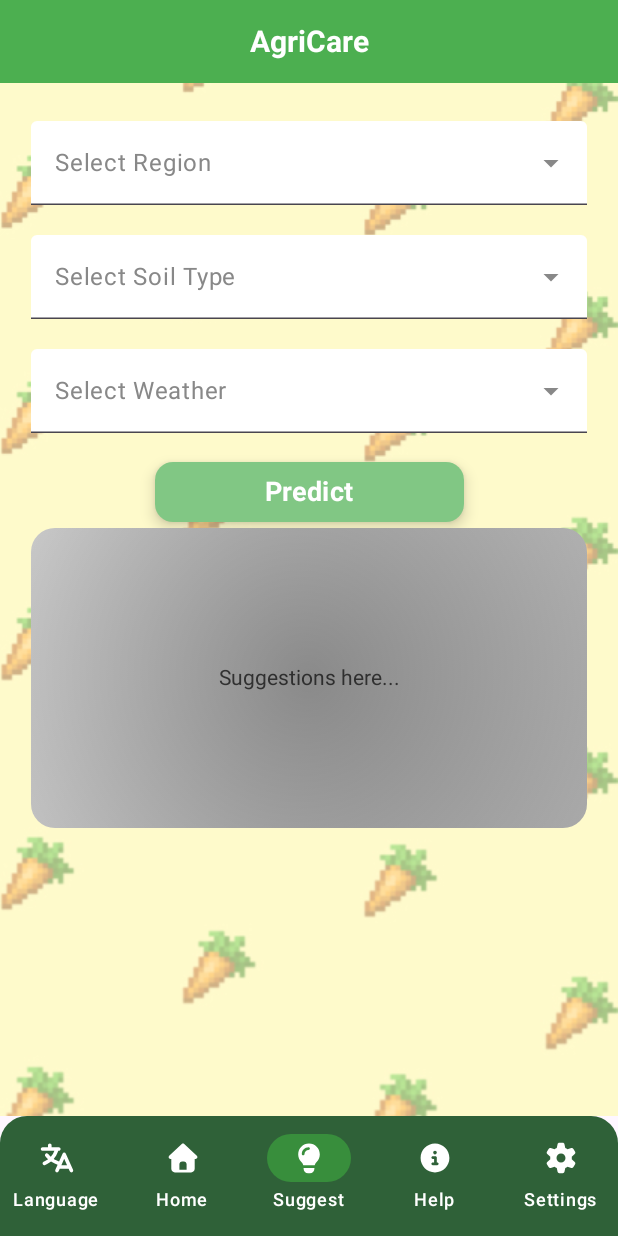
After one commit to ameybhogle12/AgriCare, an Android app built with Jetpack Compose: the composable SmartSuggestions shown on its own in the app's theme, on a phone screen of 412 x 824 dp. The commit adds this screen. Run offline under Robolectric (Android 15) with nearby library versions, the phone set to English and light mode, and no system bars.

Commit message:
Suggestion Screen (in progress)

```diff
--- a/app/src/main/java/amey/bhogle/agricare/MainActivity.kt
+++ b/app/src/main/java/amey/bhogle/agricare/MainActivity.kt
@@ -8,11 +8,9 @@ import androidx.annotation.DrawableRes
 import androidx.compose.foundation.Image
 import androidx.compose.foundation.background
 import androidx.compose.foundation.clickable
-import androidx.compose.foundation.layout.Arrangement
 import androidx.compose.foundation.layout.Box
 import androidx.compose.foundation.layout.Column
 import androidx.compose.foundation.layout.PaddingValues
-import androidx.compose.foundation.layout.Row
 import androidx.compose.foundation.layout.Spacer
 import androidx.compose.foundation.layout.fillMaxSize
 import androidx.compose.foundation.layout.fillMaxWidth
@@ -27,7 +25,6 @@ import androidx.compose.material3.ElevatedButton
 import androidx.compose.material3.Icon
 import androidx.compose.material3.MaterialTheme
 import androidx.compose.material3.NavigationBar
-import androidx.compose.material3.NavigationBarDefaults
 import androidx.compose.material3.NavigationBarItem
 import androidx.compose.material3.NavigationBarItemDefaults
 import androidx.compose.material3.Scaffold
@@ -311,7 +308,7 @@ fun BottomNavBar(selectedItem: String, onItemSelected: (String) -> Unit){
     }
 }
 
-@Preview(showBackground = true)
+//@Preview(showBackground = true)
 @Composable
 fun DefaultPreview() {
     MaterialTheme {
--- /dev/null
+++ b/app/src/main/java/amey/bhogle/agricare/SmartSuggestions.kt
@@ -0,0 +1,317 @@
+package amey.bhogle.agricare
+
+import androidx.compose.foundation.Image
+import androidx.compose.foundation.background
+import androidx.compose.foundation.layout.Box
+import androidx.compose.foundation.layout.BoxScope
+import androidx.compose.foundation.layout.Column
+import androidx.compose.foundation.layout.Spacer
+import androidx.compose.foundation.layout.fillMaxSize
+import androidx.compose.foundation.layout.fillMaxWidth
+import androidx.compose.foundation.layout.height
+import androidx.compose.foundation.layout.padding
+import androidx.compose.foundation.rememberScrollState
+import androidx.compose.foundation.shape.RoundedCornerShape
+import androidx.compose.foundation.verticalScroll
+import androidx.compose.material3.ButtonDefaults
+import androidx.compose.material3.DropdownMenuItem
+import androidx.compose.material3.ElevatedButton
+import androidx.compose.material3.ExperimentalMaterial3Api
+import androidx.compose.material3.ExposedDropdownMenuBox
+import androidx.compose.material3.ExposedDropdownMenuDefaults
+import androidx.compose.material3.MaterialTheme
+import androidx.compose.material3.MenuAnchorType
+import androidx.compose.material3.Scaffold
+import androidx.compose.material3.Surface
+import androidx.compose.material3.Text
+import androidx.compose.material3.TextField
+import androidx.compose.runtime.Composable
+import androidx.compose.runtime.getValue
+import androidx.compose.runtime.mutableStateOf
+import androidx.compose.runtime.remember
+import androidx.compose.runtime.setValue
+import androidx.compose.ui.Alignment
+import androidx.compose.ui.Modifier
+import androidx.compose.ui.draw.clip
+import androidx.compose.ui.draw.drawWithContent
+import androidx.compose.ui.geometry.CornerRadius
+import androidx.compose.ui.graphics.BlendMode
+import androidx.compose.ui.graphics.Brush
+import androidx.compose.ui.graphics.Color
+import androidx.compose.ui.layout.ContentScale
+import androidx.compose.ui.res.painterResource
+import androidx.compose.ui.text.font.FontWeight
+import androidx.compose.ui.tooling.preview.Preview
+import androidx.compose.ui.unit.dp
+import androidx.compose.ui.unit.sp
+import androidx.compose.ui.zIndex
+import androidx.navigation.NavController
+import androidx.navigation.compose.rememberNavController
+
+@OptIn(ExperimentalMaterial3Api::class)
+@Composable
+fun SmartSuggestions(navController: NavController){
+    val regionOptions = listOf("Region 1", "Region 2", "Region 3")
+    val soilOptions = listOf("Sandy", "Loamy", "Clayey", "Silty")
+    val weatherOptions = listOf("Sunny", "Rainy", "Cloudy", "Cold")
+
+    var selectedRegion by remember { mutableStateOf("") }
+    var expandedRegion by remember { mutableStateOf(false) }
+
+    var selectedSoil by remember { mutableStateOf("") }
+    var expandedSoil by remember { mutableStateOf(false) }
+
+    var selectedWeather by remember { mutableStateOf("") }
+    var expandedWeather by remember { mutableStateOf(false) }
+
+    Scaffold(
+        bottomBar = {
+            BottomNavBar(selectedItem = "Suggest") {selected ->
+                when (selected) {
+                    "Home" -> navController.navigate("home")
+                    "Suggest" -> navController.navigate("smart_suggestions")
+                    "Language" -> navController.navigate("language")
+                    "Help" -> navController.navigate("help")
+                    "Settings" -> navController.navigate("settings")
+                }
+            }
+        }
+    ) { innerPadding ->
+        Box(modifier = Modifier.fillMaxSize()
+            .padding(innerPadding)
+        ) {
+            Image(
+                painter = painterResource(id = R.drawable.background),
+                contentDescription = "BackGround Image",
+                modifier = Modifier.fillMaxSize(),
+                contentScale = ContentScale.Crop
+            )
+            Column(
+                modifier = Modifier
+                    .fillMaxSize()
+                    .zIndex(1f)
+                    .verticalScroll(rememberScrollState()),
+                horizontalAlignment = Alignment.CenterHorizontally
+            ) {
+                Box(
+                    modifier = Modifier
+                        .fillMaxWidth()
+                        .background(Color(0xFF4CAF50))
+                        .padding(16.dp),
+                    contentAlignment = Alignment.Center
+                ) {
+                    Text(
+                        text = "AgriCare",
+                        color = Color.White,
+                        fontSize = 20.sp,
+                        fontWeight = FontWeight.Bold
+                    )
+                }
+
+                Spacer(modifier = Modifier.height(25.dp))
+
+                ExposedDropdownMenuBox(
+                    expanded = expandedRegion,
+                    onExpandedChange = { expandedRegion = !expandedRegion }
+                ) {
+                    TextField(
+                        value = selectedRegion,
+                        onValueChange = {},
+                        readOnly = true,
+                        label = { Text("Select Region") },
+                        trailingIcon = { ExposedDropdownMenuDefaults.TrailingIcon(expanded = expandedRegion) },
+                        modifier = Modifier
+                            .menuAnchor(MenuAnchorType.PrimaryNotEditable, enabled = true)
+                            .fillMaxWidth(0.9f),
+                        colors = ExposedDropdownMenuDefaults.textFieldColors(
+                            focusedContainerColor = Color.White,
+                            unfocusedContainerColor = Color.White,
+                            disabledContainerColor = Color.White,
+                            focusedLabelColor = Color(0xFF4CAF50), // Green when active
+                            unfocusedLabelColor = Color.Gray,
+                            focusedTrailingIconColor = Color(0xFF4CAF50),
+                            unfocusedTrailingIconColor = Color.Gray
+                        )
+                    )
+                    ExposedDropdownMenu(
+                        expanded = expandedRegion,
+                        onDismissRequest = { expandedRegion = false }
+                    ) {
+                        regionOptions.forEach { region ->
+                            DropdownMenuItem(
+                                text = { Text(region) },
+                                onClick = {
+                                    selectedRegion = region
+                                    expandedRegion = false
+                                }
+                            )
+                        }
+                    }
+                }
+
+                Spacer(modifier = Modifier.height(20.dp))
+                // SOIL TYPE DROPDOWN
+                ExposedDropdownMenuBox(
+                    expanded = expandedSoil,
+                    onExpandedChange = { expandedSoil = !expandedSoil }
+                ) {
+                    TextField(
+                        value = selectedSoil,
+                        onValueChange = {},
+                        readOnly = true,
+                        label = { Text("Select Soil Type") },
+                        trailingIcon = { ExposedDropdownMenuDefaults.TrailingIcon(expanded = expandedSoil) },
+                        modifier = Modifier
+                            .menuAnchor(MenuAnchorType.PrimaryNotEditable, enabled = true)
+                            .fillMaxWidth(0.9f),
+                        colors = ExposedDropdownMenuDefaults.textFieldColors(
+                            focusedContainerColor = Color.White,
+                            unfocusedContainerColor = Color.White,
+                            disabledContainerColor = Color.White,
+                            focusedLabelColor = Color(0xFF4CAF50), // Green when active
+                            unfocusedLabelColor = Color.Gray,
+                            focusedTrailingIconColor = Color(0xFF4CAF50),
+                            unfocusedTrailingIconColor = Color.Gray
+                        )
+                    )
+                    ExposedDropdownMenu(
+                        expanded = expandedSoil,
+                        onDismissRequest = { expandedSoil = false }
+                    ) {
+                        soilOptions.forEach { soil ->
+                            DropdownMenuItem(
+                                text = { Text(soil) },
+                                onClick = {
+                                    selectedSoil = soil
+                                    expandedSoil = false
+                                }
+                            )
+                        }
+                    }
+                }
+
+                Spacer(modifier = Modifier.height(20.dp))
+
+                // WEATHER DROPDOWN
+                ExposedDropdownMenuBox(
+                    expanded = expandedWeather,
+                    onExpandedChange = { expandedWeather = !expandedWeather }
+                ) {
+                    TextField(
+                        value = selectedWeather,
+                        onValueChange = {},
+                        readOnly = true,
+                        label = { Text("Select Weather") },
+                        trailingIcon = { ExposedDropdownMenuDefaults.TrailingIcon(expanded = expandedWeather) },
+                        modifier = Modifier
+                            .menuAnchor(MenuAnchorType.PrimaryNotEditable, enabled = true)
+                            .fillMaxWidth(0.9f),
+                        colors = ExposedDropdownMenuDefaults.textFieldColors(
+                            focusedContainerColor = Color.White,
+                            unfocusedContainerColor = Color.White,
+                            disabledContainerColor = Color.White,
+                            focusedLabelColor = Color(0xFF4CAF50), // Green when active
+                            unfocusedLabelColor = Color.Gray,
+                            focusedTrailingIconColor = Color(0xFF4CAF50),
+                            unfocusedTrailingIconColor = Color.Gray
+                        )
+                    )
+                    ExposedDropdownMenu(
+                        expanded = expandedWeather,
+                        onDismissRequest = { expandedWeather = false }
+                    ) {
+                        weatherOptions.forEach { weather ->
+                            DropdownMenuItem(
+                                text = { Text(weather) },
+                                onClick = {
+                                    selectedWeather = weather
+                                    expandedWeather = false
+                                }
+                            )
+                        }
+                    }
+                }
+
+                Spacer(modifier = Modifier.height(15.dp))
+                //Predict Button
+                ElevatedButton(
+                    onClick = {
+                        // TODO: Call your ML model or prediction logic here
+                    },
+                    modifier = Modifier.fillMaxWidth(0.5f),
+                    shape = RoundedCornerShape(12.dp),
+                    colors = ButtonDefaults.elevatedButtonColors(
+                        containerColor = Color(0xFF81C784), // Green background
+                        contentColor = Color.White          // White text
+                    ),
+                    elevation = ButtonDefaults.elevatedButtonElevation(
+                        defaultElevation = 6.dp,
+                        pressedElevation = 10.dp
+                    )
+                ) {
+                    Text(
+                        text = "Predict",
+                        fontSize = 18.sp,
+                        fontWeight = FontWeight.Bold
+                    )
+                }
+
+                InnerShadowBox(
+                    modifier = Modifier
+                        .fillMaxWidth(0.9f)
+                        .height(200.dp)
+                ) {
+                    Text("Suggestions here...", color = Color.DarkGray)
+                }
+            }
+        }
+    }
+}
+
+//Inner shadow for Suggestion box
+@Composable
+fun InnerShadowBox(
+    modifier: Modifier = Modifier,
+    content: @Composable BoxScope.() -> Unit
+) {
+    Box(
+        modifier = modifier
+            .background(
+                brush = Brush.linearGradient(
+                    colors = listOf(
+                        Color(0xFFE0E0E0), // light gray center
+                        Color(0xFFBDBDBD)  // darker edges
+                    )
+                ),
+                shape = RoundedCornerShape(16.dp)
+            )
+            .drawWithContent {
+                drawContent()
+                drawRoundRect(
+                    brush = Brush.radialGradient(
+                        colors = listOf(Color(0x55000000), Color.Transparent),
+                        center = center,
+                        radius = size.maxDimension / 1.2f
+                    ),
+                    cornerRadius = CornerRadius(16.dp.toPx(), 16.dp.toPx()),
+                    blendMode = BlendMode.Multiply // darkens only edges
+                )
+            }
+            .padding(16.dp),
+        contentAlignment = Alignment.Center
+    ) {
+        content()
+    }
+}
+
+
+
+@Preview(showBackground = true)
+@Composable
+fun SuggestionPreview() {
+    MaterialTheme {
+        SmartSuggestions(
+            navController = rememberNavController()
+        )
+    }
+}
--- a/gradle/libs.versions.toml
+++ b/gradle/libs.versions.toml
@@ -1,5 +1,5 @@
 [versions]
-agp = "8.12.2"
+agp = "8.12.3"
 kotlin = "1.9.10"
 coreKtx = "1.13.1"
 junit = "4.13.2"
```
